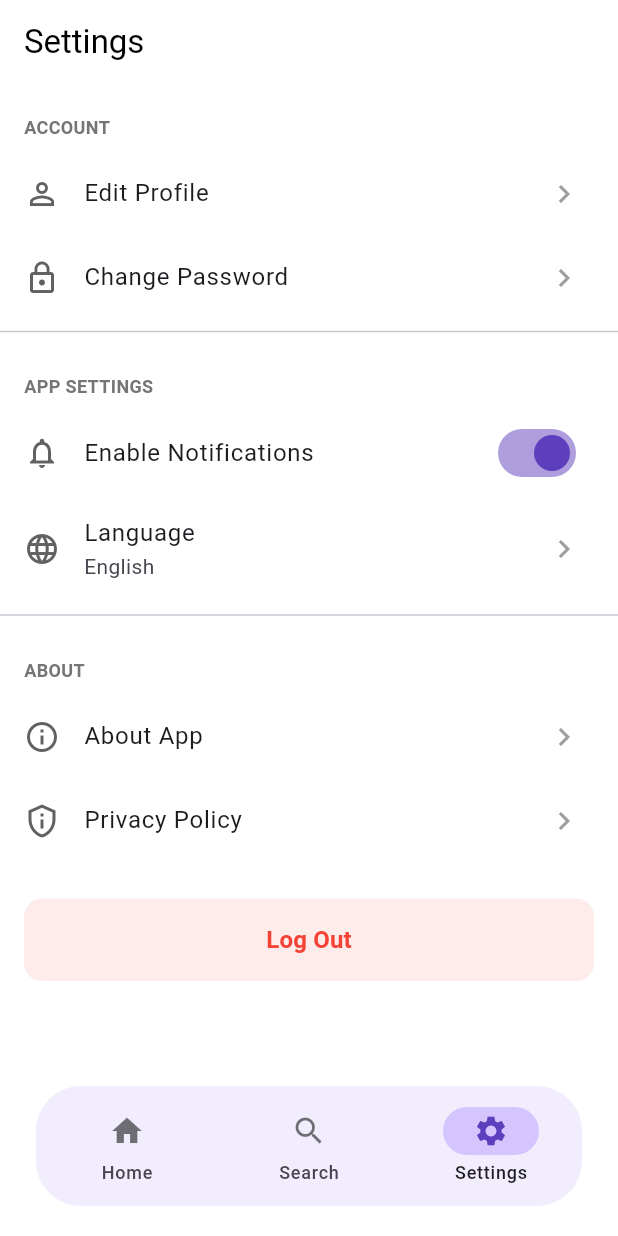
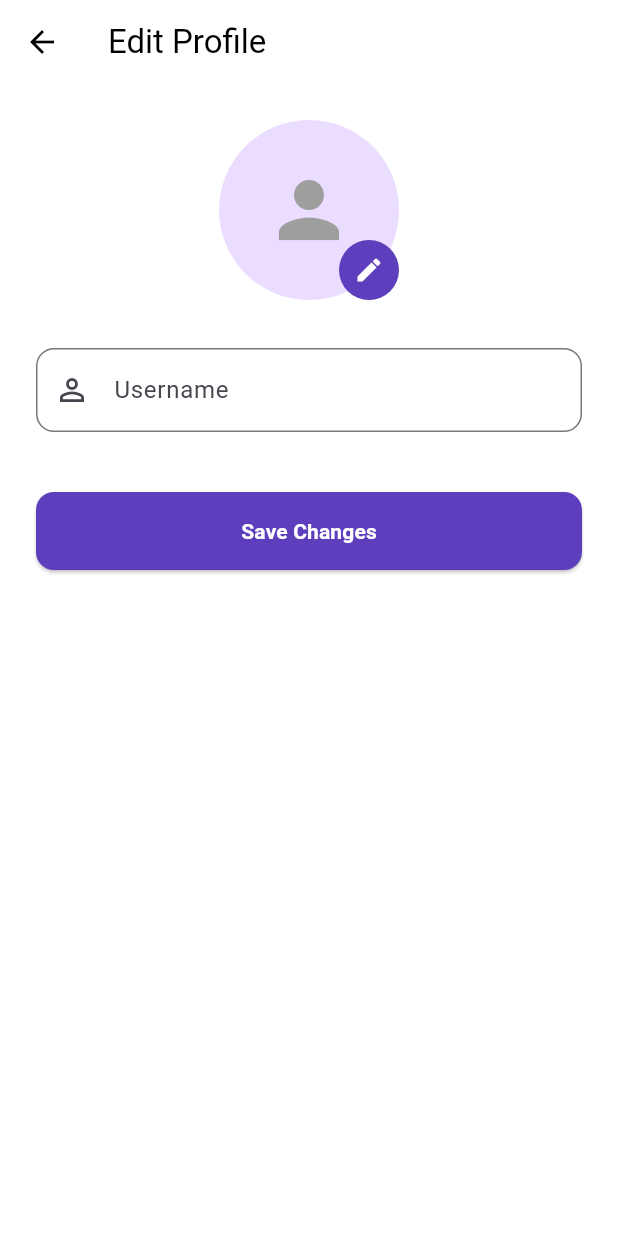
Before and after one commit to SanithuM/HealthMate_Fitness_App, a Flutter app: the NavigationBarTest screen opened directly, item 3 of the bottom bar chosen, after a tap on "Edit Profile", on a phone screen of 412 x 824 dp. Run offline on Flutter 3.47's test engine with Material 3 defaults, Android fonts, the phone set to English and light mode, and no system bars; our stand-ins replace image_picker, sqflite, sqflite_common_ffi_web; accounts and stored records are empty.

Commit message:
Add user session management and profile editing features
- Implement user session handling with login and logout functionality.
- Add profile editing page to update username and profile picture.
- Integrate image picker for selecting profile images from the gallery.
- Hash passwords during login and registration for enhanced security.
- Update database interactions to reflect user profile changes.

```diff
--- a/lib/pages/home_page.dart
+++ b/lib/pages/home_page.dart
@@ -2,6 +2,8 @@ import 'package:flutter/material.dart';
 import 'package:intl/intl.dart';
 import '../database/db_connection.dart';
 import '../services/add_new_records.dart';
+import '../services/user_session.dart';
+import 'dart:io';
 
 class HomePage extends StatefulWidget {
   const HomePage({super.key});
@@ -11,45 +13,49 @@ class HomePage extends StatefulWidget {
 }
 
 class _HomePageState extends State<HomePage> {
-  // 3. --- STATE VARIABLES ADDED ---
-  // These will hold the data from the database
+  // State variables for health records
   int _todaySteps = 0;
   int _todayCalories = 0;
   int _todayWater = 0;
   bool _isLoading = true;
 
-  // 4. --- INITSTATE ADDED ---
-  // This function runs once when the widget is first created
+  // State variables for user
+  String _username = 'User';
+  String _profilePicPath = '';
+
   @override
   void initState() {
     super.initState();
-    // Load today's data from the database as soon as the page opens
-    _loadTodaySummary();
+    // Load all data (user + health) when the page first opens
+    _loadAllData();
   }
 
-  // 5. --- NEW FUNCTION: To load data from the database ---
-  Future<void> _loadTodaySummary() async {
-    setState(() {
-      _isLoading = true; // Show loading (optional)
-    });
+  // --- NEW: Combined function to load all data ---
+  Future<void> _loadAllData() async {
+    if (!_isLoading) {
+      setState(() {
+        _isLoading = true;
+      });
+    }
 
+    // 1. Load User Data from session
+    final user = UserSession().currentUser;
+    if (user != null) {
+      _username = user['username'];
+      _profilePicPath = user['profile_photo'] ?? '';
+    }
+
+    // 2. Load Health Data from database
     final dbHelper = DatabaseHelper.instance;
-    // Get today's date in 'YYYY-MM-DD' format
     final String todayDate = DateFormat('yyyy-MM-dd').format(DateTime.now());
-
-    // We fetch *all* records and find today's
-    // A more efficient way would be to add a 'queryByDate' function
-    // in your db_connection.dart, but this works for now.
     final allRecords = await dbHelper.queryAllRecords();
 
-    // Find the record for today
     final todayRecord = allRecords.firstWhere(
       (record) => record['date'] == todayDate,
-      // If no record is found, return an empty map
       orElse: () => <String, dynamic>{},
     );
 
-    // Update the state with today's data
+    // 3. Update state with all new data
     if (todayRecord.isNotEmpty) {
       setState(() {
         _todaySteps = todayRecord['steps'] ?? 0;
@@ -58,7 +64,7 @@ class _HomePageState extends State<HomePage> {
         _isLoading = false;
       });
     } else {
-      // If no record, set all to 0
+      // If no health record, set to 0 but still load user
       setState(() {
         _todaySteps = 0;
         _todayCalories = 0;
@@ -68,6 +74,8 @@ class _HomePageState extends State<HomePage> {
     }
   }
 
+  // --- REMOVED: _loadTodaySummary() is now part of _loadAllData() ---
+
   @override
   Widget build(BuildContext context) {
     return SafeArea(
@@ -76,11 +84,9 @@ class _HomePageState extends State<HomePage> {
         child: Column(
           crossAxisAlignment: CrossAxisAlignment.start,
           children: [
-            // 6. --- CONTEXT REMOVED ---
-            // No longer need to pass context to these methods
-            _buildHeader(),
+            _buildHeader(), // Context no longer needed
             const SizedBox(height: 32),
-            _buildGrid(), // 7. --- CONTEXT REMOVED ---
+            _buildGrid(), // Context no longer needed
             const SizedBox(height: 32),
             ClipRRect(
               borderRadius: BorderRadius.circular(20.0),
@@ -97,18 +103,25 @@ class _HomePageState extends State<HomePage> {
     );
   }
 
-  // --- Helper Widget for the Header ---
-  Widget _buildHeader() { // 8. --- CONTEXT REMOVED ---
+  // --- Helper Widget for the Header (UPDATED) ---
+  Widget _buildHeader() {
     return Row(
-      // ... (Header code is unchanged) ...
       children: [
-        const CircleAvatar(
+        // --- UPDATED: The circular avatar ---
+        CircleAvatar(
           radius: 30,
-          backgroundImage: NetworkImage(
-            'https://t4.ftcdn.net/jpg/04/31/64/75/360_F_431647519_usrbQ8Z983hTYe8zgA7t1XVc5fEtqcpa.jpg',
-          ),
+          backgroundColor: Colors.grey.shade200, // Fallback color
+          backgroundImage: _profilePicPath.isNotEmpty
+              ? (_profilePicPath.startsWith('http')
+                  ? NetworkImage(_profilePicPath)
+                  : FileImage(File(_profilePicPath))) as ImageProvider
+              : null,
+          child: _profilePicPath.isEmpty
+              ? const Icon(Icons.person, size: 30, color: Colors.grey)
+              : null,
         ),
         const SizedBox(width: 16),
+        // --- UPDATED: The "Good Morning" text ---
         Column(
           crossAxisAlignment: CrossAxisAlignment.start,
           children: [
@@ -116,9 +129,9 @@ class _HomePageState extends State<HomePage> {
               'Good Morning',
               style: TextStyle(color: Colors.grey[700], fontSize: 16),
             ),
-            const Text(
-              'Sanithu',
-              style: TextStyle(
+            Text(
+              _username, // Use state variable, not "Sanithu"
+              style: const TextStyle(
                 color: Colors.black,
                 fontSize: 24,
                 fontWeight: FontWeight.bold,
@@ -141,8 +154,8 @@ class _HomePageState extends State<HomePage> {
     );
   }
 
-  // --- Helper Widget for the 2x2 Grid ---
-  Widget _buildGrid() { // 9. --- CONTEXT REMOVED ---
+  // --- Helper Widget for the 2x2 Grid (UPDATED) ---
+  Widget _buildGrid() {
     return GridView.count(
       crossAxisCount: 2,
       shrinkWrap: true,
@@ -150,10 +163,9 @@ class _HomePageState extends State<HomePage> {
       crossAxisSpacing: 16,
       mainAxisSpacing: 16,
       children: [
-        // 10. --- INFOCARDS UPDATED ---
+        // --- InfoCards now use state variables ---
         InfoCard(
           icon: Icons.directions_walk,
-          // Use the state variable, not a hard-coded string
           value: _isLoading ? "..." : _todaySteps.toString(),
           label: 'Steps',
           color: const Color(0xFFE7F7E9),
@@ -162,7 +174,6 @@ class _HomePageState extends State<HomePage> {
         ),
         InfoCard(
           icon: Icons.local_fire_department,
-          // Use the state variable
           value: _isLoading ? "..." : _todayCalories.toString(),
           label: 'Calories Burned',
           color: const Color(0xFFFDE4E6),
@@ -171,7 +182,6 @@ class _HomePageState extends State<HomePage> {
         ),
         InfoCard(
           icon: Icons.water_drop,
-          // Use the state variable and format 'ml' to 'L'
           value: _isLoading ? "..." : '${_todayWater / 1000} L',
           label: 'Water Intake',
           color: const Color(0xFFE4F3FF),
@@ -183,17 +193,16 @@ class _HomePageState extends State<HomePage> {
           label: 'Add New',
           color: const Color(0xFFEAEAEA),
           iconColor: const Color(0xFF3A3A3A),
-          // 11. --- KEY CHANGE: .then() ADDED ---
+          // --- UPDATED: .then() calls _loadAllData ---
           onTap: () {
             Navigator.push(
               context,
               MaterialPageRoute(
                 builder: (context) => const AddNewRecordsPage(),
               ),
-              // This code runs *after* the AddNewRecordsPage is "popped"
             ).then((_) {
-              // Re-load the data from the DB to show new values
-              _loadTodaySummary();
+              // Re-load ALL data to refresh cards and header
+              _loadAllData();
             });
           },
         ),
--- /dev/null
+++ b/lib/services/edit_profile_page.dart
@@ -0,0 +1,172 @@
+import 'package:flutter/material.dart';
+import '../database/db_connection.dart';
+import 'user_session.dart';
+import 'dart:io'; // We'll need this for File
+import 'package:image_picker/image_picker.dart'; // For picking images
+import 'package:path_provider/path_provider.dart'; // For saving images
+import 'package:path/path.dart' as p; // For joining paths
+
+class EditProfilePage extends StatefulWidget {
+  const EditProfilePage({super.key});
+
+  @override
+  State<EditProfilePage> createState() => _EditProfilePageState();
+}
+
+class _EditProfilePageState extends State<EditProfilePage> {
+  final _dbHelper = DatabaseHelper.instance;
+  final _usernameController = TextEditingController();
+
+  // This will hold the path to the new profile picture
+  String _profilePicPath = '';
+  Map<String, dynamic>? _currentUser;
+
+  @override
+  void initState() {
+    super.initState();
+    _loadUserData();
+  }
+
+  void _loadUserData() {
+    _currentUser = UserSession().currentUser;
+    if (_currentUser != null) {
+      _usernameController.text = _currentUser!['username'];
+      setState(() {
+        _profilePicPath = _currentUser!['profile_photo'] ?? '';
+      });
+    }
+  }
+
+  @override
+  void dispose() {
+    _usernameController.dispose();
+    super.dispose();
+  }
+
+  // --- Image Picker Logic ---
+  Future<void> _pickImage() async {
+    final ImagePicker picker = ImagePicker();
+    // Ask user to pick from Gallery
+    final XFile? image = await picker.pickImage(source: ImageSource.gallery);
+
+    if (image != null) {
+      // 1. Get the app's private document directory
+      final Directory appDir = await getApplicationDocumentsDirectory();
+      // 2. Create a unique file name
+      final String fileName = p.basename(image.path);
+      // 3. Copy the image from the gallery to the app's private directory
+      final File newImage = await File(image.path).copy('${appDir.path}/$fileName');
+
+      // 4. Update the state to show the new image
+      setState(() {
+        _profilePicPath = newImage.path;
+      });
+    }
+  }
+
+  // --- Save Logic ---
+  void _saveProfile() async {
+    if (_currentUser == null) return;
+
+    final newUsername = _usernameController.text;
+
+    // Create the updated row map
+    Map<String, dynamic> updatedRow = {
+      ..._currentUser!, // Spread existing user data
+      'username': newUsername,
+      'profile_photo': _profilePicPath,
+    };
+
+    // Update the database
+    await _dbHelper.updateUser(updatedRow);
+
+    // Update the session
+    UserSession().currentUser = updatedRow;
+
+    if (!mounted) return;
+    ScaffoldMessenger.of(context).showSnackBar(
+      const SnackBar(
+        content: Text('Profile Updated!'),
+        backgroundColor: Colors.green,
+      ),
+    );
+    Navigator.pop(context);
+  }
+
+  @override
+  Widget build(BuildContext context) {
+    return Scaffold(
+      appBar: AppBar(
+        title: const Text('Edit Profile'),
+        elevation: 0,
+        backgroundColor: Colors.white,
+        foregroundColor: Colors.black,
+      ),
+      backgroundColor: Colors.white,
+      body: SingleChildScrollView(
+        padding: const EdgeInsets.all(24.0),
+        child: Column(
+          children: [
+            // --- Profile Picture Section ---
+            Center(
+              child: Stack(
+                children: [
+                  CircleAvatar(
+                    radius: 60,
+                    // Check if the path is a file or a network image
+                    // This is a simple check, 'http' is for URLs, 'File' is for local
+                    backgroundImage: _profilePicPath.isNotEmpty
+                        ? (_profilePicPath.startsWith('http')
+                            ? NetworkImage(_profilePicPath)
+                            : FileImage(File(_profilePicPath))) as ImageProvider
+                        : null, // Fallback
+                    child: _profilePicPath.isEmpty
+                        ? const Icon(Icons.person, size: 60, color: Colors.grey)
+                        : null,
+                  ),
+                  Positioned(
+                    bottom: 0,
+                    right: 0,
+                    child: CircleAvatar(
+                      backgroundColor: const Color(0xFF5D3EBC),
+                      child: IconButton(
+                        icon: const Icon(Icons.edit, color: Colors.white, size: 20),
+                        onPressed: _pickImage,
+                      ),
+                    ),
+                  ),
+                ],
+              ),
+            ),
+            const SizedBox(height: 32),
+
+            // --- Username Field ---
+            TextField(
+              controller: _usernameController,
+              decoration: InputDecoration(
+                labelText: 'Username',
+                prefixIcon: const Icon(Icons.person_outline),
+                border: OutlineInputBorder(borderRadius: BorderRadius.circular(12)),
+              ),
+            ),
+            const SizedBox(height: 40),
+
+            // --- Save Button ---
+            ElevatedButton(
+              onPressed: _saveProfile,
+              style: ElevatedButton.styleFrom(
+                backgroundColor: const Color(0xFF5D3EBC),
+                padding: const EdgeInsets.symmetric(vertical: 16),
+                minimumSize: const Size(double.infinity, 0), // Full width
+                shape: RoundedRectangleBorder(
+                  borderRadius: BorderRadius.circular(12),
+                ),
+              ),
+              child: const Text('Save Changes', style: TextStyle(color: Colors.white, fontWeight: FontWeight.bold)),
+            ),
+          ],
+        ),
+      ),
+    );
+  }
+}
--- /dev/null
+++ b/lib/services/user_session.dart
@@ -0,0 +1,16 @@
+// user_session.dart
+
+class UserSession {
+  // Singleton setup
+  static final UserSession _instance = UserSession._internal();
+  factory UserSession() => _instance;
+  UserSession._internal();
+
+  // This holds the logged-in user's data
+  Map<String, dynamic>? currentUser;
+
+  // Call this when logging out
+  void logout() {
+    currentUser = null;
+  }
+}
--- a/pubspec.yaml
+++ b/pubspec.yaml
@@ -40,6 +40,9 @@ dependencies:
   # Use with the CupertinoIcons class for iOS style icons.
   cupertino_icons: ^1.0.8
   sqflite_common_ffi_web: ^1.0.1+2
+  crypto: ^3.0.6
+  image_picker: ^1.2.0
+  path_provider: ^2.1.5
 
 dev_dependencies:
   flutter_test:
```
Also changed, not shown: lib/pages/login_page.dart (+10 -3 lines), lib/pages/register_page.dart (+11 -2 lines), lib/pages/settings_page.dart (+31 -5 lines), pubspec.lock, 5 other files.
